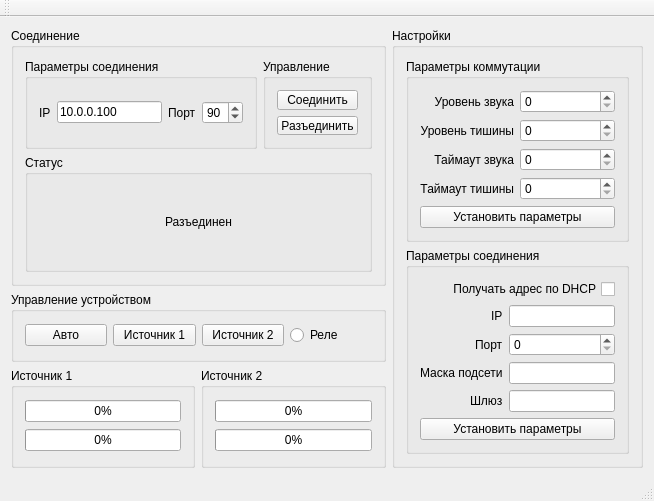
First picture: the form in mainwindow.ui, repository msmirnov91/AvarKom, before the edit.
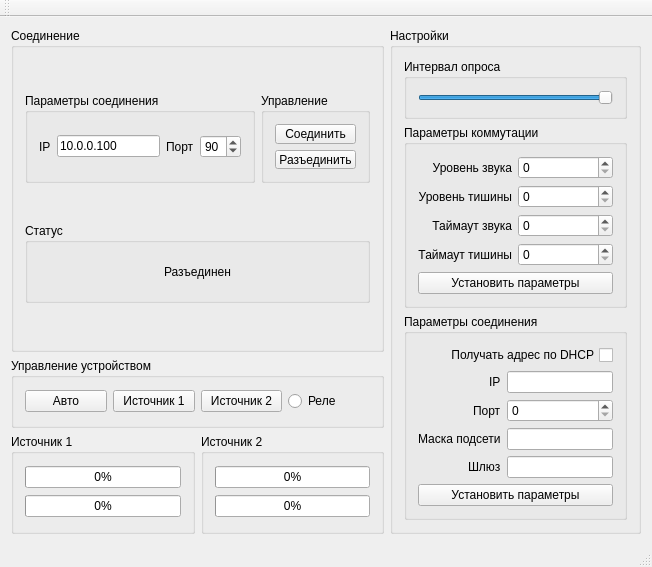
Second picture: the form after the edit.

Commit message: Now we can change polling period

Diff of the .ui file:
```diff
--- a/mainwindow.ui
+++ b/mainwindow.ui
@@ -6,8 +6,8 @@
    <rect>
     <x>0</x>
     <y>0</y>
-    <width>654</width>
-    <height>442</height>
+    <width>652</width>
+    <height>526</height>
    </rect>
   </property>
   <property name="windowTitle">
@@ -110,6 +110,12 @@
        </item>
        <item row="1" column="0" colspan="2">
         <widget class="QGroupBox" name="connStateGB">
+         <property name="maximumSize">
+          <size>
+           <width>16777215</width>
+           <height>80</height>
+          </size>
+         </property>
          <property name="title">
           <string>Статус</string>
          </property>
@@ -258,6 +264,34 @@
        <string>Настройки</string>
       </property>
       <layout class="QVBoxLayout" name="verticalLayout">
+       <item>
+        <widget class="QGroupBox" name="pollingTimeGB">
+         <property name="title">
+          <string>Интервал опроса</string>
+         </property>
+         <layout class="QVBoxLayout" name="verticalLayout_2">
+          <item>
+           <widget class="QSlider" name="pollingTimeSlider">
+            <property name="minimum">
+             <number>250</number>
+            </property>
+            <property name="maximum">
+             <number>5000</number>
+            </property>
+            <property name="singleStep">
+             <number>250</number>
+            </property>
+            <property name="value">
+             <number>5000</number>
+            </property>
+            <property name="orientation">
+             <enum>Qt::Horizontal</enum>
+            </property>
+           </widget>
+          </item>
+         </layout>
+        </widget>
+       </item>
        <item>
         <widget class="QGroupBox" name="commutationParamGB">
          <property name="title">
```
Left out of the diff: 2 changed lines with no effect on the pictures. The commit also changes 5 other files.
